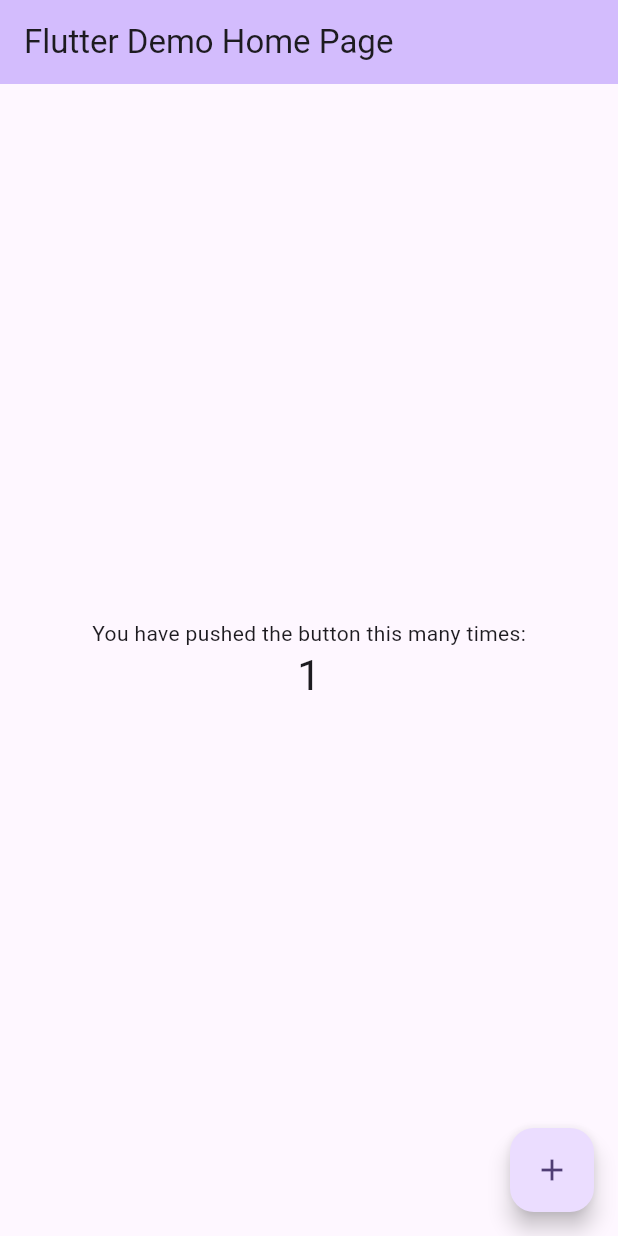
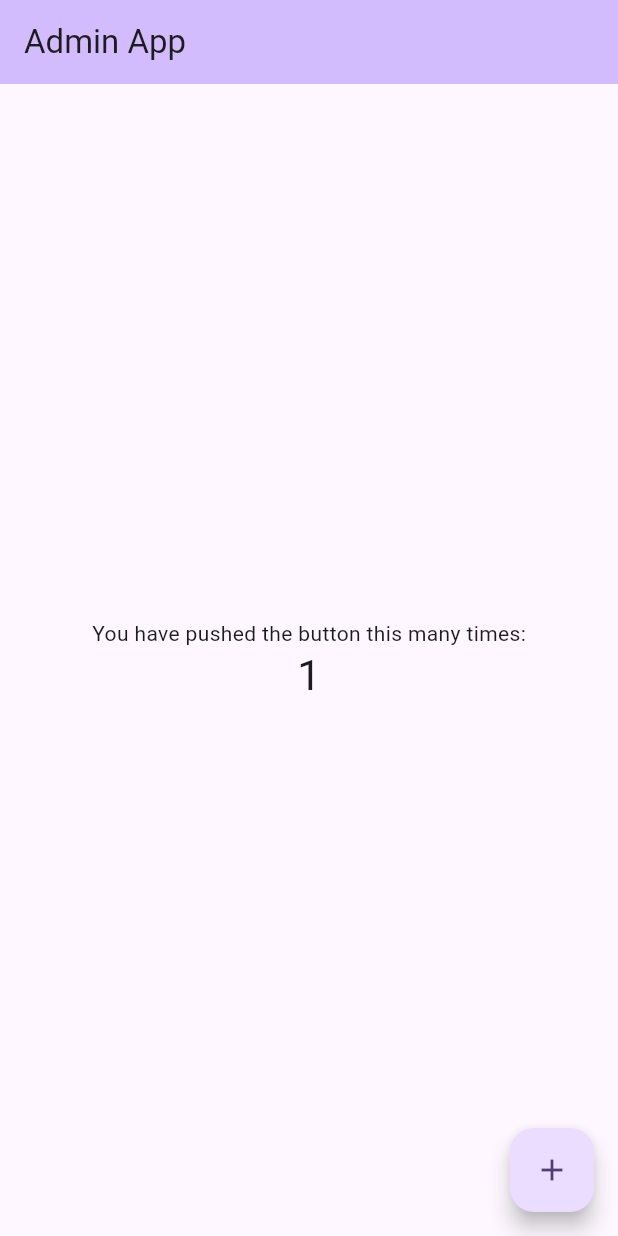
Before and after one commit to JoelAndradeManrique/hotspot, a Flutter app: the screen it shows after launch, after a tap on the "add" icon, on a phone screen of 412 x 824 dp. Run offline on Flutter 3.47's test engine with Material 3 defaults, Android fonts, the phone set to English and light mode, and no system bars.

Commit message:
commit 1

```diff
--- /dev/null
+++ b/lib/global.dart
@@ -0,0 +1,3 @@
+class Global {
+  static String baseUrl = '';
+}
--- /dev/null
+++ b/lib/main_admin.dart
@@ -0,0 +1,8 @@
+import 'package:flutter/material.dart';
+import 'package:hotspot/global.dart';
+import 'package:hotspot/my_app.dart';
+
+void main() {
+  Global.baseUrl = "Admin App";
+  runApp(const MyApp());
+}
--- /dev/null
+++ b/lib/main_user.dart
@@ -0,0 +1,8 @@
+import 'package:flutter/material.dart';
+import 'package:hotspot/global.dart';
+import 'package:hotspot/my_app.dart';
+
+void main() {
+  Global.baseUrl = "User App";
+  runApp(const MyApp());
+}
--- a/lib/main.dart
+++ b/lib/my_app.dart
@@ -1,8 +1,5 @@
 import 'package:flutter/material.dart';
-
-void main() {
-  runApp(const MyApp());
-}
+import 'package:hotspot/global.dart';
 
 class MyApp extends StatelessWidget {
   const MyApp({super.key});
@@ -83,7 +80,7 @@ class _MyHomePageState extends State<MyHomePage> {
         backgroundColor: Theme.of(context).colorScheme.inversePrimary,
         // Here we take the value from the MyHomePage object that was created by
         // the App.build method, and use it to set our appbar title.
-        title: Text(widget.title),
+        title: Text(Global.baseUrl),
       ),
       body: Center(
         // Center is a layout widget. It takes a single child and positions it
```
Also changed, not shown: 3 other files.
